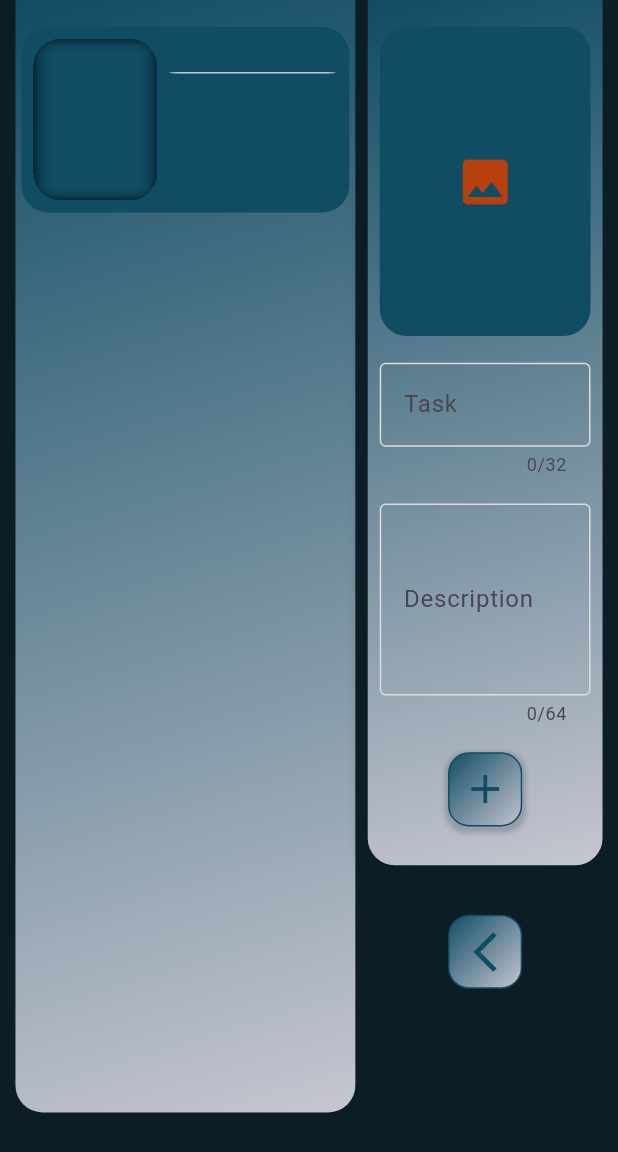
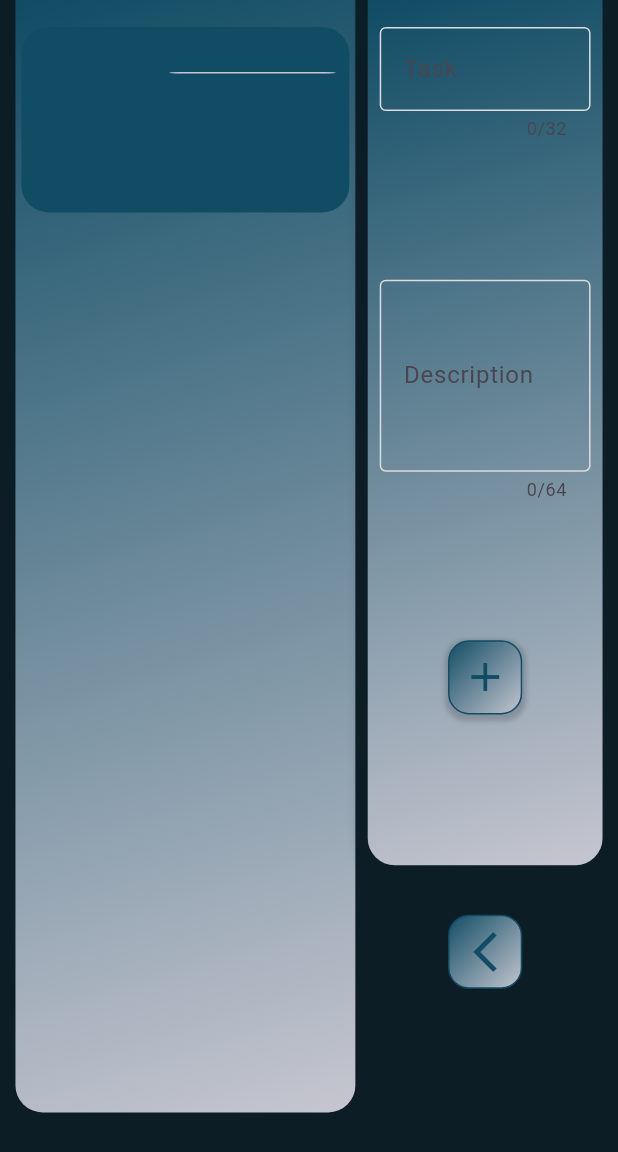
Before and after one commit to denissavishchev/day, a Flutter app: the PlanScreen screen opened directly, after a tap on the "home" icon, after a tap on the "playlist add check" icon, after a tap on the "add" icon, on a phone screen of 412 x 824 dp. Shown: the top 1152 px of the screen. Run offline on Flutter 3.47's test engine with Material 3 defaults, Android fonts, the phone set to English and light mode, and no system bars; our stand-ins replace hive, hive_flutter, shared_preferences; accounts and stored records are empty.

Commit message:
without image

```diff
--- a/lib/main_provider.dart
+++ b/lib/main_provider.dart
@@ -1,12 +1,8 @@
 import 'dart:async';
-import 'dart:convert';
-import 'dart:io';
 import 'package:flutter/material.dart';
 import 'package:hive/hive.dart';
-import 'package:image_picker/image_picker.dart';
 import 'package:intl/intl.dart';
 import 'package:shared_preferences/shared_preferences.dart';
-
 import 'models/boxes.dart';
 import 'models/tasks_model.dart';
 
@@ -24,29 +20,27 @@ class MainProvider with ChangeNotifier {
   String dayDuration = '';
   String endTime = '';
   String previousDayDuration = '';
-
-  late XFile? file;
-  String base64String = '';
+  String icon = '';
 
   Box box = Hive.box('plans');
 
-  Future addTaskToPlan(String name, String description, String photo) async{
+  Future addTaskToPlan(String name, String description, String icon) async{
     if(box.get('name1') == null){
       await box.put('name1', name);
       await box.put('description1', description);
-      await box.put('photo1', photo);
+      await box.put('icon1', icon);
       await box.put('status1', false);
       await box.put('deadline1', '');
     }else if(box.get('name2') == null){
       await box.put('name2', name);
       await box.put('description2', description);
-      await box.put('photo2', photo);
+      await box.put('icon2', icon);
       await box.put('status2', false);
       await box.put('deadline2', '');
     }else if(box.get('name3') == null){
       await box.put('name3', name);
       await box.put('description3', description);
-      await box.put('photo3', photo);
+      await box.put('icon3', icon);
       await box.put('status3', false);
       await box.put('deadline3', '');
     }else{
@@ -58,8 +52,8 @@ class MainProvider with ChangeNotifier {
   Future deleteTaskFromPlan(int index) async{
     box.delete('name$index');
     box.delete('description$index');
-    box.delete('photo$index');
     box.delete('status$index');
+    box.delete('icon$index');
     box.delete('deadline$index');
     notifyListeners();
   }
@@ -68,24 +62,12 @@ class MainProvider with ChangeNotifier {
       final tasks = TasksModel()
         ..name = nameTextController.text
         ..description = descriptionTextController.text
-        ..photo = base64String
+        ..icon = 'remove'
         ..time = DateTime.now().toString();
       final box = Boxes.addTaskToBase();
       box.add(tasks);
-      base64String = '';
       nameTextController.clear();
       descriptionTextController.clear();
-    notifyListeners();
-  }
-
-  Future pickAnImage()async{
-    ImagePicker image = ImagePicker();
-    file = await image.pickImage(source: ImageSource.camera,
-        maxHeight: 1000.0,
-        maxWidth: 1000.0);
-    if(file == null) return;
-    List<int> imageBytes = File(file!.path).readAsBytesSync();
-    base64String = base64Encode(imageBytes);
     notifyListeners();
   }
 
--- a/lib/models/tasks_model.dart
+++ b/lib/models/tasks_model.dart
@@ -8,7 +8,7 @@ class TasksModel extends HiveObject{
   @HiveField(1)
   late String description;
   @HiveField(2)
-  late String photo;
+  late String icon;
   @HiveField(3)
   late String time;
 }
--- a/lib/screens/main_screen.dart
+++ b/lib/screens/main_screen.dart
@@ -1,4 +1,3 @@
-import 'dart:convert';
 import 'package:day/main_provider.dart';
 import 'package:day/screens/plan_screen.dart';
 import 'package:day/screens/tasks_screen.dart';
@@ -97,9 +96,7 @@ class MainScreen extends StatelessWidget {
                       index: 1,
                       text: data.box.get('name3') ?? '',
                       description: data.box.get('description3') ?? '',
-                      image: data.box.get('photo3') == null
-                          ? const AssetImage('assets/images/2.jpg')
-                          : MemoryImage(base64Decode(data.box.get('photo3')))
+                      icon: data.box.get('icon3') ?? '',
                     ),
                     TaskContainerWidget(
                       position: size.height * 0.2 + 100,
@@ -107,9 +104,7 @@ class MainScreen extends StatelessWidget {
                       index: 2,
                       text: data.box.get('name2') ?? '',
                       description: data.box.get('description2') ?? '',
-                      image: data.box.get('photo2') == null
-                          ? const AssetImage('assets/images/2.jpg')
-                          : MemoryImage(base64Decode(data.box.get('photo2')))
+                      icon: data.box.get('icon2') ?? '',
                     ),
                     TaskContainerWidget(
                       position: 120,
@@ -117,9 +112,7 @@ class MainScreen extends StatelessWidget {
                       index: 3,
                       text: data.box.get('name1') ?? '',
                       description: data.box.get('description1') ?? '',
-                      image: data.box.get('photo1') == null
-                          ? const AssetImage('assets/images/2.jpg')
-                          : MemoryImage(base64Decode(data.box.get('photo1')))
+                      icon: data.box.get('icon1') ?? '',
                     ),
                     Positioned(
                       top: 0,
--- a/lib/screens/plan_screen.dart
+++ b/lib/screens/plan_screen.dart
@@ -1,4 +1,3 @@
-import 'dart:convert';
 import 'package:day/models/tasks_model.dart';
 import 'package:day/screens/main_screen.dart';
 import 'package:day/widgets/button_widget.dart';
@@ -35,27 +34,21 @@ class PlanScreen extends StatelessWidget {
                           index: 3,
                           text: data.box.get('name3') ?? '',
                           description: data.box.get('description3') ?? '',
-                          image: data.box.get('photo3') == null
-                              ? const AssetImage('assets/images/2.jpg')
-                              : MemoryImage(base64Decode(data.box.get('photo3')))
+                          icon: data.box.get('icon3') ?? '',
                         ),
                         PlanContainerWidget(
                           position: size.height * 0.2 + 60,
                           index: 2,
                           text: data.box.get('name2') ?? '',
                           description: data.box.get('description2') ?? '',
-                          image: data.box.get('photo2') == null
-                              ? const AssetImage('assets/images/2.jpg')
-                              : MemoryImage(base64Decode(data.box.get('photo2'))),
+                          icon: data.box.get('icon2') ?? '',
                         ),
                         PlanContainerWidget(
                           position: 80,
                           index: 1,
                           text: data.box.get('name1') ?? '',
                           description: data.box.get('description1') ?? '',
-                          image: data.box.get('photo1') == null
-                              ? const AssetImage('assets/images/2.jpg')
-                              : MemoryImage(base64Decode(data.box.get('photo1'))),
+                          icon: data.box.get('icon1') ?? '',
                         ),
                         Positioned(
                           top: 0,
@@ -104,7 +97,7 @@ class PlanScreen extends StatelessWidget {
                                   onDoubleTap: () => data.addTaskToPlan(
                                       tasks[index].name,
                                       tasks[index].description,
-                                      tasks[index].photo,
+                                      tasks[index].icon,
                                   ),
                                   child: Container(
                                     width: 120,
--- a/lib/screens/tasks_screen.dart
+++ b/lib/screens/tasks_screen.dart
@@ -1,4 +1,3 @@
-import 'dart:convert';
 import 'package:day/main_provider.dart';
 import 'package:day/models/boxes.dart';
 import 'package:day/models/tasks_model.dart';
@@ -8,7 +7,6 @@ import 'package:flutter/material.dart';
 import 'package:hive_flutter/adapters.dart';
 import 'package:provider/provider.dart';
 import '../constants.dart';
-import 'dart:io';
 
 class TasksScreen extends StatelessWidget {
   const TasksScreen({super.key});
@@ -79,20 +77,15 @@ class TasksScreen extends StatelessWidget {
                                                 width: size.width * 0.2,
                                                 clipBehavior: Clip.hardEdge,
                                                 margin: const EdgeInsets.all(8),
-                                                decoration: BoxDecoration(
-                                                    image: DecorationImage(
-                                                      image: MemoryImage(base64Decode(tasks[index].photo)),
-                                                      fit: BoxFit.cover,
-                                                    ),
-                                                    borderRadius: const BorderRadius.all(Radius.circular(18)),
-                                                    boxShadow: const [
+                                                decoration: const BoxDecoration(
+                                                    borderRadius: BorderRadius.all(Radius.circular(18)),
+                                                    boxShadow: [
                                                       BoxShadow(
                                                         color: kBlue,
                                                         spreadRadius: 1,
                                                       )
                                                     ]
                                                 ),
-                                                child: Image.asset('assets/images/shadow.png', fit: BoxFit.fill,),
                                               ),
                                               Column(
                                                 crossAxisAlignment: CrossAxisAlignment.start,
@@ -155,20 +148,6 @@ class TasksScreen extends StatelessWidget {
                                     child: Column(
                                       mainAxisAlignment: MainAxisAlignment.spaceBetween,
                                       children: [
-                                        GestureDetector(
-                                          onTap: () => data.pickAnImage(),
-                                          child: Container(
-                                            height: size.height * 0.25,
-                                            clipBehavior: Clip.hardEdge,
-                                            decoration: const BoxDecoration(
-                                                color: kBlue,
-                                                borderRadius: BorderRadius.all(Radius.circular(18))
-                                            ),
-                                            child: data.base64String == ''
-                                                ? const Center(child: Icon(Icons.photo, color: kRed, size: 40,))
-                                                : Image.file(File(data.file!.path), fit: BoxFit.fill,),
-                                          ),
-                                        ),
                                         TextField(
                                           controller: data.nameTextController,
                                           cursorColor: kRed,
--- a/lib/widgets/plan_container_widget.dart
+++ b/lib/widgets/plan_container_widget.dart
@@ -11,14 +11,14 @@ class PlanContainerWidget extends StatelessWidget {
     required this.index,
     required this.text,
     required this.description,
-    required this.image,
+    required this.icon,
   });
 
   final double position;
   final int index;
   final String text;
   final String description;
-  final ImageProvider<Object> image;
+  final String icon;
 
   @override
   Widget build(BuildContext context) {
@@ -58,19 +58,15 @@ class PlanContainerWidget extends StatelessWidget {
                       width: size.width * 0.25,
                       clipBehavior: Clip.hardEdge,
                       margin: const EdgeInsets.all(8),
-                      decoration: BoxDecoration(
-                          image: DecorationImage(
-                            image: image, fit: BoxFit.cover,
-                          ),
-                          borderRadius: const BorderRadius.vertical(bottom: Radius.circular(18)),
-                          boxShadow: const [
+                      decoration: const BoxDecoration(
+                          borderRadius: BorderRadius.vertical(bottom: Radius.circular(18)),
+                          boxShadow: [
                             BoxShadow(
                               color: kBlue,
                               spreadRadius: 1,
                             )
                           ]
                       ),
-                      child: Image.asset('assets/images/shadow.png', fit: BoxFit.fill,),
                     ),
                     Expanded(
                       child: Padding(
@@ -79,6 +75,8 @@ class PlanContainerWidget extends StatelessWidget {
                           crossAxisAlignment: CrossAxisAlignment.start,
                           children: [
                             Text(text,
+                              style: const TextStyle(color: kWhite, fontSize: 18, fontWeight: FontWeight.bold),),
+                            Text(icon,
                               style: const TextStyle(color: kWhite, fontSize: 18, fontWeight: FontWeight.bold),),
                             const SizedBox(height: 4,),
                             Center(
@@ -121,6 +119,14 @@ class PlanContainerWidget extends StatelessWidget {
                         ),
                       ),
                     ),
+                    Container(
+                      width: size.width * 0.25,
+                      margin: const EdgeInsets.all(8),
+                      decoration: const BoxDecoration(
+                        color: kBlue,
+                        borderRadius: BorderRadius.vertical(bottom: Radius.circular(18))
+                      ),
+                    )
                   ],
                 ),
               ),
--- a/lib/widgets/task_container_widget.dart
+++ b/lib/widgets/task_container_widget.dart
@@ -13,7 +13,7 @@ class TaskContainerWidget extends StatelessWidget {
     required this.index,
     required this.text,
     required this.description,
-    required this.image,
+    required this.icon,
   });
 
   final double position;
@@ -21,7 +21,7 @@ class TaskContainerWidget extends StatelessWidget {
   final int index;
   final String text;
   final String description;
-  final ImageProvider<Object> image;
+  final String icon;
 
   @override
   Widget build(BuildContext context) {
@@ -59,19 +59,15 @@ class TaskContainerWidget extends StatelessWidget {
                     width: size.width * 0.25,
                     clipBehavior: Clip.hardEdge,
                     margin: const EdgeInsets.all(8),
-                    decoration: BoxDecoration(
-                        image: DecorationImage(
-                            image: image, fit: BoxFit.cover,
-                        ),
-                        borderRadius: const BorderRadius.vertical(bottom: Radius.circular(18)),
-                        boxShadow: const [
+                    decoration: const BoxDecoration(
+                        borderRadius: BorderRadius.vertical(bottom: Radius.circular(18)),
+                        boxShadow: [
                           BoxShadow(
                               color: kBlue,
                               spreadRadius: 1,
                           )
                         ]
                     ),
-                    child: Image.asset('assets/images/shadow.png', fit: BoxFit.fill,),
                   ),
                   Expanded(
                     child: Padding(
@@ -80,6 +76,8 @@ class TaskContainerWidget extends StatelessWidget {
                         crossAxisAlignment: CrossAxisAlignment.start,
                         children: [
                           Text(text,
+                            style: const TextStyle(color: kWhite, fontSize: 18, fontWeight: FontWeight.bold),),
+                          Text(icon,
                             style: const TextStyle(color: kWhite, fontSize: 18, fontWeight: FontWeight.bold),),
                           const SizedBox(height: 4,),
                           Center(
--- a/pubspec.yaml
+++ b/pubspec.yaml
@@ -16,7 +16,6 @@ dependencies:
   provider:
   intl: ^0.19.0
   shared_preferences: ^2.3.2
-  image_picker: ^1.1.2
   hive: ^2.2.3
   hive_generator: ^2.0.1
   hive_flutter: ^1.0.0
```
Also changed, not shown: assets/images/1.jpg (deleted), assets/images/2.jpg (deleted), assets/images/3.jpg (deleted), assets/images/shadow.png (deleted), lib/models/tasks_model.g.dart, pubspec.lock, 5 other files.
